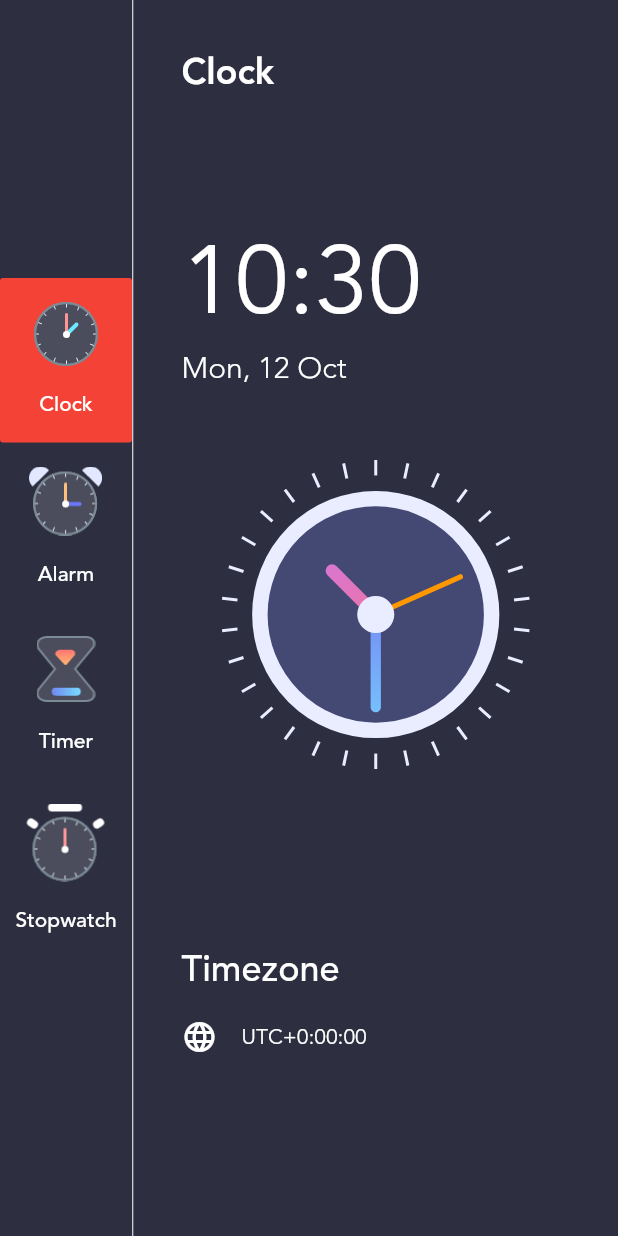
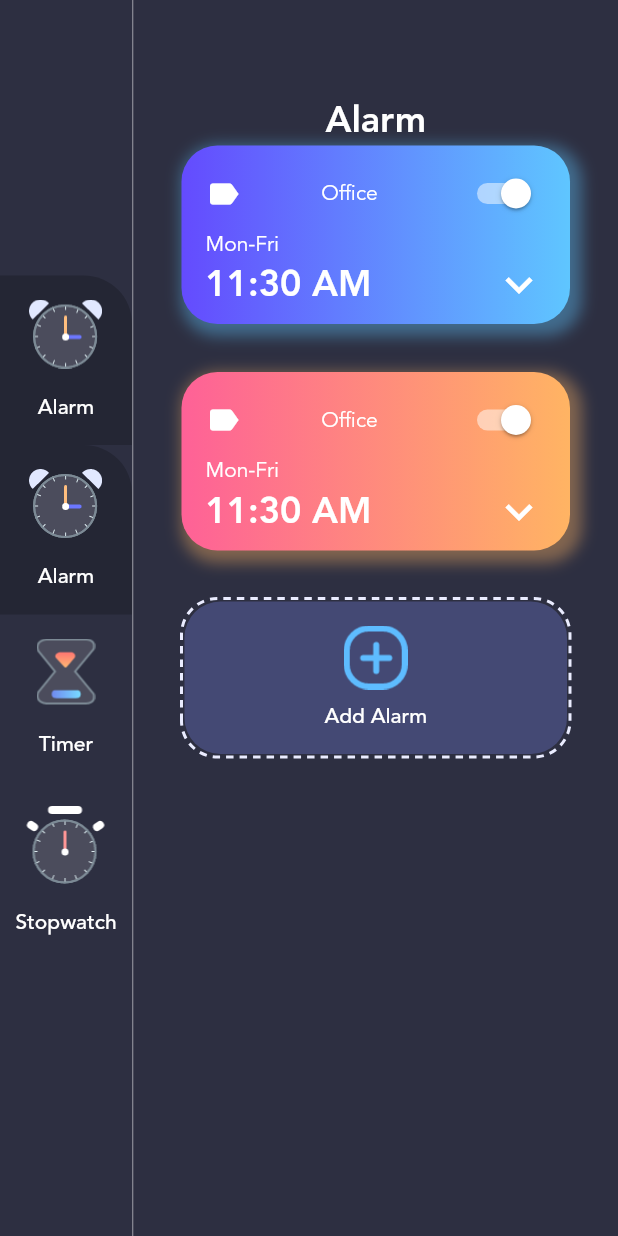
Before and after one commit to lypsisrudiansyah/clock_app, a Flutter app: the HomePage screen opened directly, after a tap on "Alarm", on a phone screen of 412 x 824 dp. Run offline on Flutter 3.47's test engine with Material 2 defaults, Android fonts, the light colour scheme and no system bars; drawn by our look-alikes of dotted_border; our stand-ins replace flutter_local_notifications, sqflite; accounts and stored records are empty.

Commit message:
refactor: alarm page
refactor: clock page

refactor: home page

refactor: clock view

```diff
--- /dev/null
+++ b/lib/pages/alarm_page.dart
@@ -0,0 +1,197 @@
+import 'package:clock_app/constants/constants.dart';
+import 'package:clock_app/constants/data.dart';
+import 'package:clock_app/helpers/alarm_helper.dart';
+import 'package:clock_app/main.dart';
+import 'package:dotted_border/dotted_border.dart';
+import 'package:flutter/material.dart';
+import 'package:flutter_local_notifications/flutter_local_notifications.dart';
+import 'package:intl/intl.dart';
+
+class AlarmPage extends StatefulWidget {
+  @override
+  _AlarmPageState createState() => _AlarmPageState();
+}
+
+class _AlarmPageState extends State<AlarmPage> {
+  DateTime _alarmTime;
+  String _alarmTimeString;
+  AlarmHelper _alarmHelper = AlarmHelper();
+
+  @override
+  void initState() {
+    // TODO: implement initState
+    _alarmTime = DateTime.now();
+    _alarmHelper.initializeDatabase().then((value) {
+      print("database initialized");
+    });
+    super.initState();
+  }
+
+  @override
+  Widget build(BuildContext context) {
+    return Container(
+      padding: EdgeInsets.symmetric(horizontal: 32, vertical: 64),
+      child: Column(
+        mainAxisAlignment: MainAxisAlignment.center,
+        children: [
+          Text(
+            "Alarm",
+            style: TextStyle(
+                fontFamily: 'Avenir',
+                fontWeight: FontWeight.w700,
+                color: CustomColors.primaryTextColor,
+                fontSize: 24),
+          ),
+          Expanded(
+            child: ListView(
+              children: alarms.map<Widget>((alarm) {
+                _alarmTimeString =
+                    DateFormat("hh:mm aa").format(alarm.alarmDateTime);
+                return Container(
+                  margin: EdgeInsets.only(bottom: 32),
+                  padding: EdgeInsets.symmetric(horizontal: 16, vertical: 8),
+                  decoration: BoxDecoration(
+                      gradient: LinearGradient(
+                        colors: alarm.gradientColorIndex,
+                        begin: Alignment.centerLeft,
+                        end: Alignment.centerRight,
+                      ),
+                      boxShadow: [
+                        BoxShadow(
+                          color: alarm.gradientColorIndex.last.withOpacity(0.4),
+                          blurRadius: 8,
+                          spreadRadius: 4,
+                          offset: Offset(4, 4),
+                        ),
+                      ],
+                      borderRadius: BorderRadius.all(Radius.circular(24))),
+                  child: Column(
+                    crossAxisAlignment: CrossAxisAlignment.start,
+                    children: [
+                      Row(
+                        mainAxisAlignment: MainAxisAlignment.spaceBetween,
+                        children: [
+                          Icon(
+                            Icons.label,
+                            color: Colors.white,
+                            size: 24,
+                          ),
+                          Text(
+                            "Office",
+                            style: TextStyle(
+                              color: Colors.white,
+                              fontFamily: "Avenir",
+                            ),
+                          ),
+                          Switch(
+                            value: true,
+                            onChanged: (bool value) {},
+                            activeColor: Colors.white,
+                          )
+                        ],
+                      ),
+                      Text(
+                        "Mon-Fri",
+                        style: TextStyle(
+                          color: Colors.white,
+                          fontFamily: "Avenir",
+                        ),
+                      ),
+                      Row(
+                        mainAxisAlignment: MainAxisAlignment.spaceBetween,
+                        children: [
+                          Text(
+                            _alarmTimeString,
+                            style: TextStyle(
+                                color: Colors.white,
+                                fontFamily: "Avenir",
+                                fontWeight: FontWeight.w700,
+                                fontSize: 24),
+                          ),
+                          Icon(Icons.keyboard_arrow_down,
+                              size: 36, color: Colors.white)
+                        ],
+                      ),
+                    ],
+                  ),
+                );
+              }).followedBy([
+                DottedBorder(
+                  strokeWidth: 2,
+                  color: CustomColors.clockOutline,
+                  borderType: BorderType.RRect,
+                  radius: Radius.circular(24),
+                  dashPattern: [5, 4],
+                  child: Container(
+                    width: double.infinity,
+                    decoration: BoxDecoration(
+                      color: CustomColors.clockBG,
+                      borderRadius: BorderRadius.all(
+                        Radius.circular(24),
+                      ),
+                    ),
+                    child: FlatButton(
+                      padding:
+                          EdgeInsets.symmetric(horizontal: 32, vertical: 16),
+                      onPressed: () {
+                        scheduleAlarm();
+                      },
+                      child: Column(
+                        children: [
+                          Image.asset(
+                            "assets/add_alarm.png",
+                            scale: 1.5,
+                          ),
+                          SizedBox(
+                            height: 8,
+                          ),
+                          Text(
+                            "Add Alarm",
+                            style: TextStyle(
+                              color: Colors.white,
+                              fontFamily: "Avenir",
+                            ),
+                          )
+                        ],
+                      ),
+                    ),
+                  ),
+                )
+              ]).toList(),
+            ),
+          )
+        ],
+      ),
+    );
+  }
+
+  void scheduleAlarm() async {
+    var scheduledNotificationDateTime = DateTime.now().add(Duration(seconds: 5));
+
+    var androidPlatformChannelSpecifics = AndroidNotificationDetails(
+      "alarm_notif",
+      "alarm_notif",
+      "Channel for alarm notification",
+      icon: 'learn_more',
+      priority: Priority.high,
+      importance: Importance.max,
+      sound: RawResourceAndroidNotificationSound('sound_2'),
+      largeIcon: DrawableResourceAndroidBitmap('learn_more'),
+    );
+
+    var iOSPlatformChannelSpecifics = IOSNotificationDetails(
+      sound: 'sound_2.wav',
+      presentAlert: true,
+      presentBadge: true,
+      presentSound: true,
+    );
+
+    var platformChannelSpecifics = NotificationDetails(
+      android: androidPlatformChannelSpecifics,
+      iOS: iOSPlatformChannelSpecifics,
+    );
+
+    await flutterLocalNotificationsPlugin.show(0, "Office", "Good Afternoon, and Good Upgrade, Learn More, Learn More Learn More Learn More Learn MoreLearn More", platformChannelSpecifics);
+    // await flutterLocalNotificationsPlugin.schedule(0, "Office", "Good Afternoon, and Good Upgrade, Learn More", scheduledNotificationDateTime, platformChannelSpecifics);
+  }
+}
--- /dev/null
+++ b/lib/pages/clock_page.dart
@@ -0,0 +1,106 @@
+import 'package:clock_app/widgets/clock_view.dart';
+import 'package:flutter/material.dart';
+import 'package:intl/intl.dart';
+
+class ClockPage extends StatefulWidget {
+  @override
+  _ClockPageState createState() => _ClockPageState();
+}
+
+class _ClockPageState extends State<ClockPage> {
+  @override
+  Widget build(BuildContext context) {
+    var now = DateTime.now();
+    var formattedTime = DateFormat('HH:mm').format(now);
+    var formattedDate = DateFormat('EEE, d MMM').format(now);
+    var timezoneString = now.timeZoneOffset.toString().split('.').first;
+    var offsetSign = '';
+    if (!timezoneString.startsWith('-')) offsetSign = '+';
+
+    return Container(
+                  padding: EdgeInsets.symmetric(horizontal: 32, vertical: 32),
+                  // padding: EdgeInsets.all(32),
+                  // color: Color(0xFF2D2F41),
+                  child: Column(
+                    crossAxisAlignment: CrossAxisAlignment.start,
+                    children: <Widget>[
+                      Flexible(
+                        flex: 1,
+                        fit: FlexFit.tight,
+                        child: Text(
+                          "Clock",
+                          style: TextStyle(
+                              fontFamily: "Avenir",
+                              fontWeight: FontWeight.w700,
+                              color: Colors.white,
+                              fontSize: 24),
+                        ),
+                      ),
+                      SizedBox(height: 32),
+                      Flexible(
+                        flex: 2,
+                        child: Column(
+                          crossAxisAlignment: CrossAxisAlignment.start,
+                          children: <Widget>[
+                            Text(
+                              formattedTime,
+                              style: TextStyle(
+                                  fontFamily: "Avenir",
+                                  color: Colors.white,
+                                  fontSize: 64),
+                            ),
+                            Text(
+                              formattedDate,
+                              style: TextStyle(
+                                  fontFamily: "Avenir",
+                                  fontWeight: FontWeight.w300,
+                                  color: Colors.white,
+                                  fontSize: 20),
+                            ),
+                          ],
+                        ),
+                      ),
+                      Flexible(
+                          flex: 4,
+                          fit: FlexFit.tight,
+                          child: Align(
+                              alignment: Alignment.center,
+                              child: ClockView(
+                                size: MediaQuery.of(context).size.height / 4,
+                              ))),
+                      Flexible(
+                        flex: 2,
+                        fit: FlexFit.tight,
+                        child: Column(
+                          crossAxisAlignment: CrossAxisAlignment.start,
+                          children: <Widget>[
+                            Text(
+                              "Timezone",
+                              style: TextStyle(
+                                  fontFamily: "Avenir",
+                                  fontWeight: FontWeight.w500,
+                                  color: Colors.white,
+                                  fontSize: 24),
+                            ),
+                            SizedBox(height: 16),
+                            Row(
+                              children: <Widget>[
+                                Icon(Icons.language, color: Colors.white),
+                                SizedBox(width: 16),
+                                Text(
+                                  "UTC" + offsetSign + timezoneString,
+                                  style: TextStyle(
+                                      fontFamily: "Avenir",
+                                      color: Colors.white,
+                                      fontSize: 14),
+                                ),
+                              ],
+                            )
+                          ],
+                        ),
+                      ),
+                    ],
+                  ),
+                );
+  }
+}
--- a/lib/pages/home_page.dart
+++ b/lib/pages/home_page.dart
@@ -1,6 +1,10 @@
-import 'package:clock_app/widgets/clock_view.dart';
+import 'package:clock_app/constants/constants.dart';
+import 'package:clock_app/constants/data.dart';
+import 'package:clock_app/model/menu_info_model.dart';
+import 'package:clock_app/pages/alarm_page.dart';
+import 'package:clock_app/pages/clock_page.dart';
 import 'package:flutter/material.dart';
-import 'package:intl/intl.dart';
+import 'package:provider/provider.dart';
 
 class HomePage extends StatefulWidget {
   @override
@@ -10,113 +14,42 @@ class HomePage extends StatefulWidget {
 class _HomePageState extends State<HomePage> {
   @override
   Widget build(BuildContext context) {
-    var now = DateTime.now();
-    var formattedTime = DateFormat('HH:mm').format(now);
-    var formattedDate = DateFormat('EEE, d MMM').format(now);
-    var timezoneString = now.timeZoneOffset.toString().split('.').first;
-    var offsetSign = '';
-    if (!timezoneString.startsWith('-')) offsetSign = '+';
-    print(timezoneString);
-
     return Scaffold(
       backgroundColor: Color(0xFF2D2F41),
       body: Row(
         children: <Widget>[
           Column(
             mainAxisAlignment: MainAxisAlignment.center,
-            children: <Widget>[
-              buildMenuButton("Clock", "assets/clock_icon.png"),
-              buildMenuButton("Alarm", "assets/alarm_icon.png"),
-              buildMenuButton("Timer", "assets/timer_icon.png"),
-              buildMenuButton("Stopwatch", "assets/stopwatch_icon.png"),
-            ],
+            children: menuItems
+                .map((currentMenuInfo) => buildMenuButton(currentMenuInfo))
+                .toList(),
           ),
           VerticalDivider(
-            color: Colors.white,
+            color: CustomColors.dividerColor,
             width: 1,
           ),
           Expanded(
-            child: Container(
-              padding: EdgeInsets.symmetric(horizontal: 32, vertical: 32),
-              // padding: EdgeInsets.all(32),
-              // color: Color(0xFF2D2F41),
-              child: Column(
-                crossAxisAlignment: CrossAxisAlignment.start,
-                children: <Widget>[
-                  Flexible(
-                    flex: 1,
-                    fit: FlexFit.tight,
-                    child: Text(
-                      "Clock",
-                      style: TextStyle(
-                          fontFamily: "Avenir",
-                          fontWeight: FontWeight.w700,
-                          color: Colors.white,
-                          fontSize: 24),
+            child: Consumer<MenuInfo>(
+              builder: (BuildContext context, MenuInfo value, Widget child) {
+                if (value.menuType == MenuType.clock)
+                  return ClockPage();
+                else if (value.menuType == MenuType.alarm)
+                  return AlarmPage();
+                else if (value.menuType != MenuType.clock)
+                  return Container(
+                    child: RichText(
+                      text: TextSpan(
+                          style: TextStyle(fontSize: 20),
+                          children: <TextSpan>[
+                            TextSpan(text: "Upcoming Tutorial\n"),
+                            TextSpan(
+                                text: value.title,
+                                style: TextStyle(fontSize: 40)),
+                          ]),
                     ),
-                  ),
-                  SizedBox(height: 32),
-                  Flexible(
-                    flex: 2,
-                    child: Column(
-                      crossAxisAlignment: CrossAxisAlignment.start,
-                      children: <Widget>[
-                        Text(
-                          formattedTime,
-                          style: TextStyle(
-                              fontFamily: "Avenir",
-                              color: Colors.white,
-                              fontSize: 64),
-                        ),
-                        Text(
-                          formattedDate,
-                          style: TextStyle(
-                              fontFamily: "Avenir",
-                              fontWeight: FontWeight.w300,
-                              color: Colors.white,
-                              fontSize: 20),
-                        ),
-                      ],
-                    ),
-                  ),
-                  Flexible(
-                      flex: 4,
-                      fit: FlexFit.tight,
-                      child: Align(
-                          alignment: Alignment.center, child: ClockView(size: MediaQuery.of(context).size.height / 4,))),
-                  Flexible(
-                    flex: 2,
-                    fit: FlexFit.tight,
-                    child: Column(
-                      crossAxisAlignment: CrossAxisAlignment.start,
-                      children: <Widget>[
-                        Text(
-                          "Timezone",
-                          style: TextStyle(
-                              fontFamily: "Avenir",
-                              fontWeight: FontWeight.w500,
-                              color: Colors.white,
-                              fontSize: 24),
-                        ),
-                        SizedBox(height: 16),
-                        Row(
-                          children: <Widget>[
-                            Icon(Icons.language, color: Colors.white),
-                            SizedBox(width: 16),
-                            Text(
-                              "UTC" + offsetSign + timezoneString,
-                              style: TextStyle(
-                                  fontFamily: "Avenir",
-                                  color: Colors.white,
-                                  fontSize: 14),
-                            ),
-                          ],
-                        )
-                      ],
-                    ),
-                  ),
-                ],
-              ),
+                  );
+
+              },
             ),
           ),
         ],
@@ -124,23 +57,34 @@ class _HomePageState extends State<HomePage> {
     );
   }
 
-  Widget buildMenuButton(String title, String image) {
+  Widget buildMenuButton(MenuInfo currentMenuInfo) {
+    return Consumer<MenuInfo>(
+      builder: (BuildContext context, MenuInfo value, Widget child) {
         return FlatButton(
+          shape: RoundedRectangleBorder(
+              borderRadius: BorderRadius.only(topRight: Radius.circular(32))),
           padding: const EdgeInsets.symmetric(vertical: 16),
-      color: title == "Clock" ? Colors.red : Colors.transparent,
-      onPressed: () {},
+          color: currentMenuInfo.menuType == value.menuType
+              ? CustomColors.menuBackgroundColor
+              : Colors.transparent,
+          onPressed: () {
+            var menuInfo = Provider.of<MenuInfo>(context, listen: false);
+            menuInfo.updateMenu(currentMenuInfo);
+          },
           child: Column(
             children: <Widget>[
               Image.asset(
-            image,
+                currentMenuInfo.imageSource,
                 scale: 1.5,
               ),
               SizedBox(height: 16),
-          Text(title ?? '-',
+              Text(currentMenuInfo.title ?? '-',
                   style: TextStyle(
                       fontFamily: "Avenir", color: Colors.white, fontSize: 14))
             ],
           ),
         );
+      },
+    );
   }
 }
--- a/lib/widgets/clock_view.dart
+++ b/lib/widgets/clock_view.dart
@@ -13,12 +13,21 @@ class ClockView extends StatefulWidget {
 }
 
 class _ClockViewState extends State<ClockView> {
+  Timer _timer;
   @override
   void initState() {
-    Timer.periodic(Duration(seconds: 1), (timer) {
+    _timer = Timer.periodic(Duration(seconds: 1), (timer) {
       setState(() {});
     });
     super.initState();
+  }
+
+  @override
+  void dispose() {
+    // TODO: implement dispose
+    _timer.cancel();
+    super.dispose();
+
   }
 
   @override
```
Lines whose indentation alone changed are shown as unchanged.
